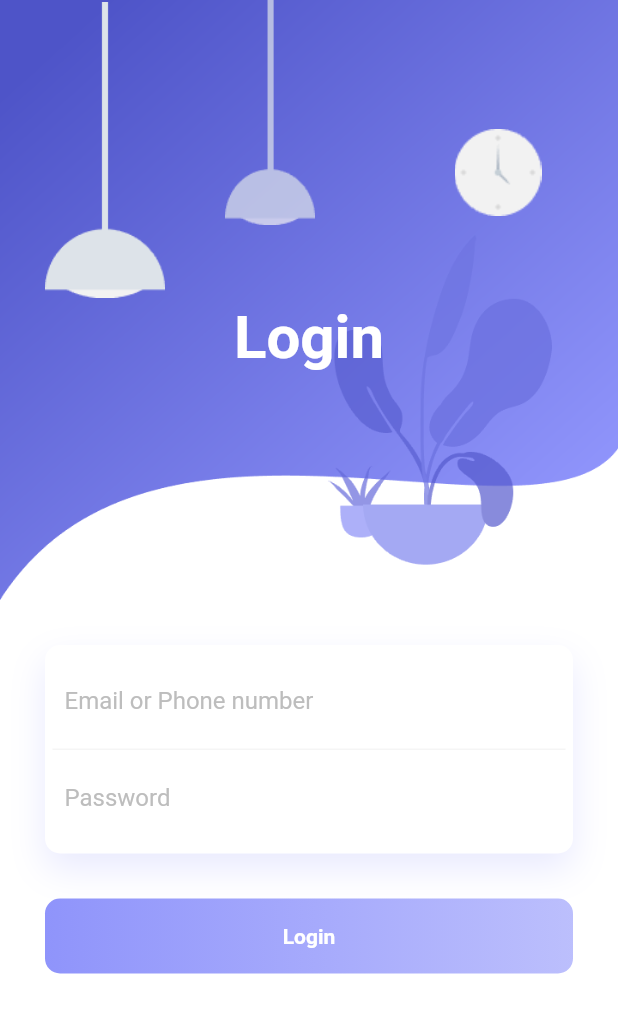
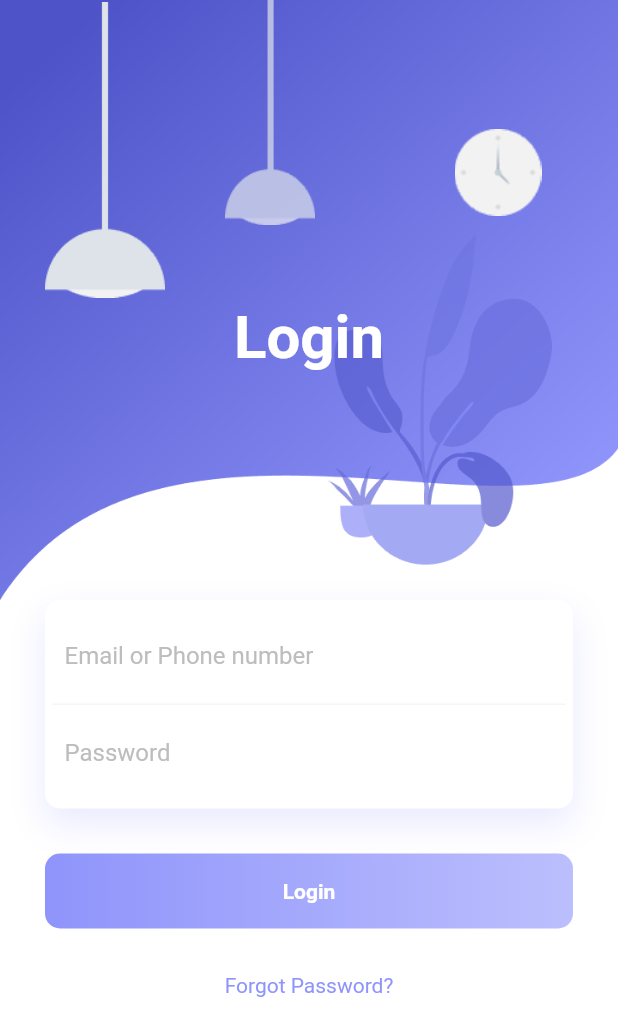
Before and after one commit to JohnEmerson1406/flutter_login_page, a Flutter app: the screen it shows after launch, on a phone screen of 412 x 824 dp. Shown: the top 1036 px of the screen. Run offline on Flutter 3.47's test engine with Material 2 defaults, Android fonts, the phone set to English and light mode, and no system bars.

Commit message:
feat: add Forgot Password

```diff
--- a/lib/main.dart
+++ b/lib/main.dart
@@ -87,7 +87,7 @@ class HomePage extends StatelessWidget {
             ),
 
             Padding(
-              padding: EdgeInsets.all(30.0),
+              padding: EdgeInsets.only(top: 0, left: 30, right: 30, bottom: 30),
               child: Column(
                 children: <Widget>[
                   Container(
@@ -159,7 +159,14 @@ class HomePage extends StatelessWidget {
                         ),
                       ),
                     ),
-                  )
+                  ),
+                  SizedBox(height: 30,),
+                  Text(
+                    "Forgot Password?",
+                    style: TextStyle(
+                      color: Color.fromRGBO(143, 148, 251, 1),
+                    ),
+                  ),
                 ],
               ),
             )
```
